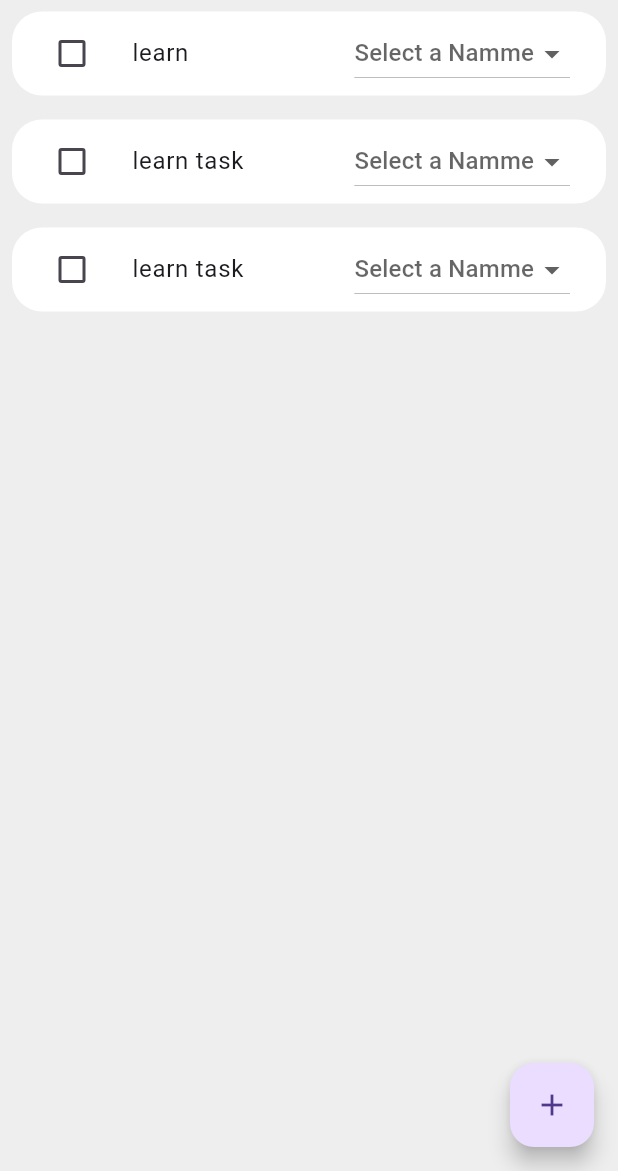
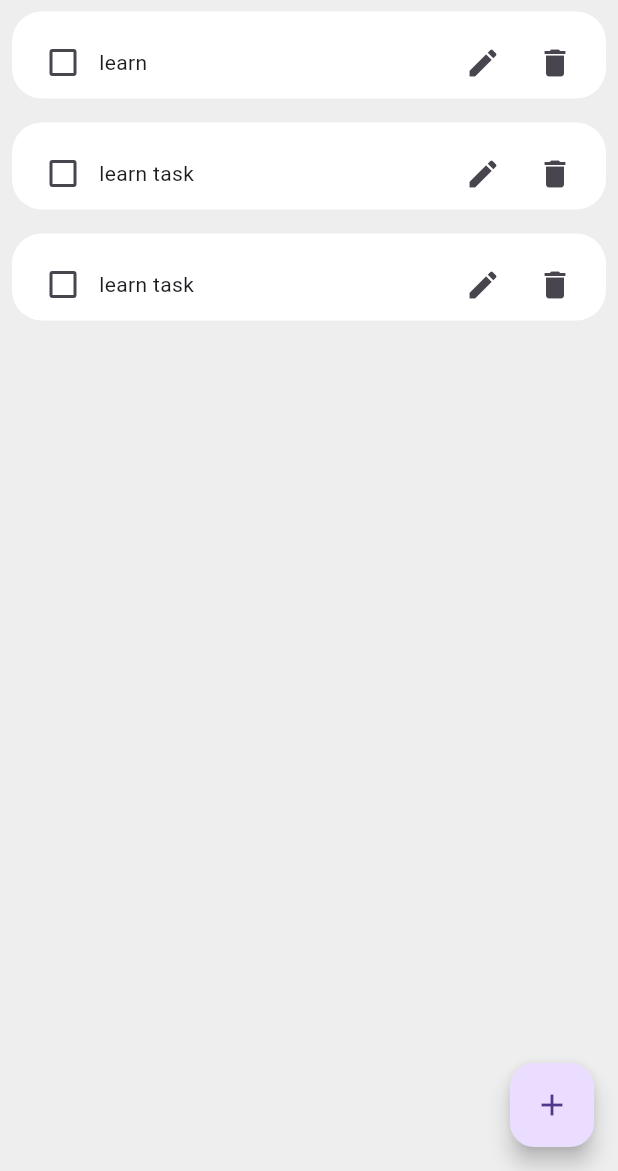
Before and after one commit to Utkarsh8681/To-Do, a Flutter app: the screen it shows after launch, on a phone screen of 412 x 824 dp, the part 65-1236 px from its top. Run offline on Flutter 3.47's test engine with Material 3 defaults, Android fonts, the light colour scheme and no system bars.

Commit message:
Edit and delete functionalities added

```diff
--- a/lib/components/toDoTile.dart
+++ b/lib/components/toDoTile.dart
@@ -1,13 +1,17 @@
 import 'package:flutter/material.dart';
 
 class ToDoTile extends StatefulWidget {
-  const ToDoTile(
+  ToDoTile(
       {super.key,
       required this.todo,
       required this.taskCompleted,
-      this.onChanged});
+      this.onChanged,
+      required this.delete,
+      required this.edit});
 
+  final VoidCallback edit;
   final String todo;
+  final VoidCallback delete;
   final bool taskCompleted;
   final Function(bool?)? onChanged;
 
@@ -24,7 +28,8 @@ class _ToDoTileState extends State<ToDoTile> {
     'Aanand'
   ];
 
-  String? selectedItem;
+  String? selectedItem = "Aman";
+
   @override
   Widget build(BuildContext context) {
     return Padding(
@@ -32,35 +37,73 @@ class _ToDoTileState extends State<ToDoTile> {
       child: Container(
         decoration: BoxDecoration(
             borderRadius: BorderRadius.circular(20), color: Colors.white),
-          child: ListTile(
-            leading: Checkbox(
+        child: Padding(
+          padding: const EdgeInsets.only(left: 10.0, right: 10, top: 10),
+          child: Container(
+            width: double.infinity,
+            decoration: BoxDecoration(
+              borderRadius: BorderRadius.circular(20),
+            ),
+            child: Row(
+              mainAxisAlignment: MainAxisAlignment.spaceBetween,
+              children: [
+                Row(
+                  children: [
+                    Checkbox(
                       value: widget.taskCompleted,
                       onChanged: widget.onChanged,
                     ),
-            title: Text(
+                    Text(
                       widget.todo,
                       style: TextStyle(
                           decoration: widget.taskCompleted
                               ? TextDecoration.lineThrough
                               : TextDecoration.none),
                     ),
-            trailing: DropdownButton<String>(
-              value: selectedItem,
-              hint: Text("Select a Namme"),
-              icon: Icon(Icons.arrow_drop_down),
-              items: items.map((item) {
-                return DropdownMenuItem<String>(
-                  value: item,
-                  child: Text(item),
-                );
-              }).toList(),
-              onChanged: (String? newValue) {
-                setState(() {
-                  selectedItem = newValue;
-                });
-              },
+                  ],
                 ),
-          )),
+                Row(
+                  children: [
+                    IconButton(onPressed: widget.edit, icon: Icon(Icons.edit)),
+                    IconButton(
+                        onPressed: widget.delete, icon: Icon(Icons.delete))
+                  ],
+                )
+              ],
+            ),
+          ),
+        ),
+        //  ListTile(
+        //   leading: Checkbox(
+        //     value: widget.taskCompleted,
+        //     onChanged: widget.onChanged,
+        //   ),
+        //   title:
+        // Text(
+        //     widget.todo,
+        //     style: TextStyle(
+        //         decoration: widget.taskCompleted
+        //             ? TextDecoration.lineThrough
+        //             : TextDecoration.none),
+        //   ),
+        //   trailing: DropdownButton<String>(
+        //     value: selectedItem,
+        //     hint: Text("Select a Name"),
+        //     icon: Icon(Icons.arrow_drop_down),
+        //     items: items.map((item) {
+        //       return DropdownMenuItem<String>(
+        //         value: item,
+        //         child: Text(item),
+        //       );
+        //     }).toList(),
+        //     onChanged: (String? newValue) {
+        //       setState(() {
+        //         selectedItem = newValue;
+        //       });
+        //     },
+        //   ),
+        // )
+      ),
     );
   }
 }
```
Also changed, not shown: lib/page/mainPage.dart (+46 -0 lines). Lines whose indentation alone changed are shown as unchanged.
